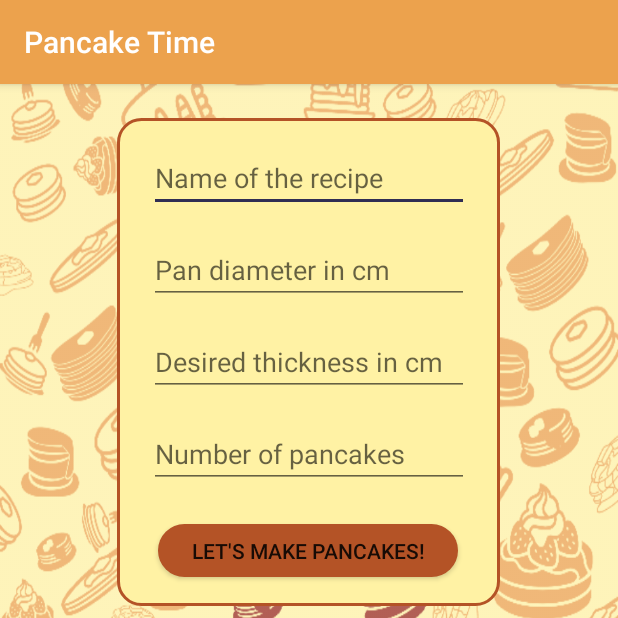
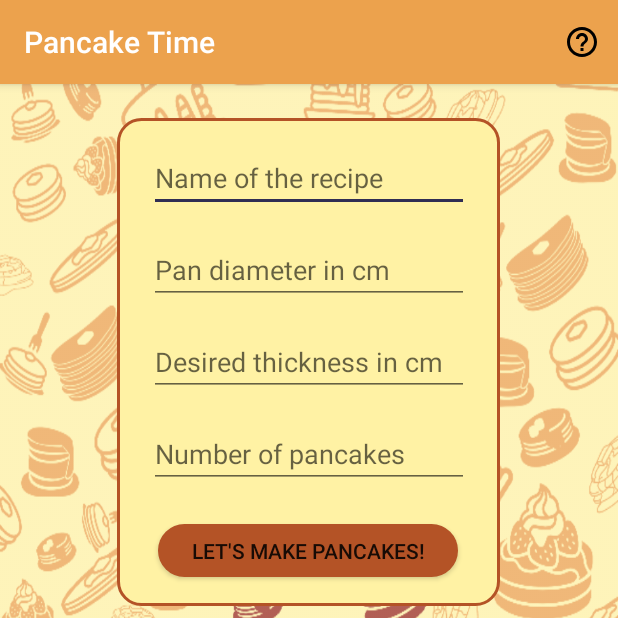
Before and after one commit to theothies/Perfect-Pancakes, an Android app: the screen it shows after launch (MainActivity), on a phone screen of 412 x 824 dp, the top half of it. Run offline under Robolectric (Android 15) with nearby library versions, the phone set to English and light mode, and no system bars; our stand-ins replace Room's generated code, navigation-ui.

Commit message:
Hinzufügen eines Buttons, bisher ohne Funktion

```diff
--- a/app/src/main/java/com/example/perfectpancakes/MainActivity.java
+++ b/app/src/main/java/com/example/perfectpancakes/MainActivity.java
@@ -2,6 +2,8 @@ package com.example.perfectpancakes;
 
 import android.os.AsyncTask;
 import android.os.Bundle;
+import android.view.Menu;
+import android.view.MenuInflater;
 
 import com.example.perfectpancakes.dao.PancakeDao;
 import com.example.perfectpancakes.models.Pancake;
@@ -18,7 +20,6 @@ import org.w3c.dom.Text;
 import java.text.DecimalFormat;
 
 public class MainActivity extends AppCompatActivity {
-    DecimalFormat formatter = new DecimalFormat("#");
 
 
     @Override
@@ -36,4 +37,11 @@ public class MainActivity extends AppCompatActivity {
         NavigationUI.setupWithNavController(navView, navController);
     }
 
+    @Override
+    public boolean onCreateOptionsMenu(Menu menu) {
+        MenuInflater inflater = getMenuInflater();
+        inflater.inflate(R.menu.mymenu, menu);
+        return true;
+    }
+
 }
--- /dev/null
+++ b/app/src/main/res/drawable/ic_help_outline_black_24dp.xml
@@ -0,0 +1,9 @@
+<vector xmlns:android="http://schemas.android.com/apk/res/android"
+        android:width="24dp"
+        android:height="24dp"
+        android:viewportWidth="24.0"
+        android:viewportHeight="24.0">
+    <path
+        android:fillColor="#FF000000"
+        android:pathData="M11,18h2v-2h-2v2zM12,2C6.48,2 2,6.48 2,12s4.48,10 10,10 10,-4.48 10,-10S17.52,2 12,2zM12,20c-4.41,0 -8,-3.59 -8,-8s3.59,-8 8,-8 8,3.59 8,8 -3.59,8 -8,8zM12,6c-2.21,0 -4,1.79 -4,4h2c0,-1.1 0.9,-2 2,-2s2,0.9 2,2c0,2 -3,1.75 -3,5h2c0,-2.25 3,-2.5 3,-5 0,-2.21 -1.79,-4 -4,-4z"/>
+</vector>
--- a/app/src/main/res/drawable/rounded_items.xml
+++ b/app/src/main/res/drawable/rounded_items.xml
@@ -2,8 +2,9 @@
 <shape xmlns:android="http://schemas.android.com/apk/res/android"
     android:shape="rectangle">
 
-    <solid android:color="@color/colorAccent40"/>
-    <stroke android:width="2dp" android:color="@color/colorAccent"/>
+    <padding android:bottom="4dp" android:top="4dp"/>
+    <solid android:color="@color/colorPrimaryDarkTrans"/>
+    <stroke android:width="4dp" android:color="@android:color/transparent"/>
     <corners android:radius="15dp"/>
 
 </shape>
--- a/app/src/main/res/layout/pancake_list_item.xml
+++ b/app/src/main/res/layout/pancake_list_item.xml
@@ -11,7 +11,7 @@
         android:layout_height="wrap_content"
         android:padding="4dp"
         android:textSize="30dp"
-        android:textColor="@color/colorPrimaryDark"/>
+        android:textColor="@android:color/white"/>
 
     <TextView
         android:id="@+id/list_item_date"
@@ -20,5 +20,5 @@
         android:padding="4dp"
         android:textSize="30dp"
         android:layout_marginBottom="4dp"
-        android:textColor="@color/colorPrimaryDark"/>
+        android:textColor="@android:color/white"/>
 </LinearLayout>
--- /dev/null
+++ b/app/src/main/res/menu/mymenu.xml
@@ -0,0 +1,10 @@
+<?xml version="1.0" encoding="utf-8"?>
+<menu xmlns:app="http://schemas.android.com/apk/res-auto"
+    xmlns:android="http://schemas.android.com/apk/res/android">
+    <item
+        android:id="@+id/action_cart"
+        android:icon="@drawable/ic_help_outline_black_24dp"
+        android:orderInCategory="100"
+        android:title="About"
+        app:showAsAction="ifRoom" />
+</menu>
--- a/app/src/main/res/values/colors.xml
+++ b/app/src/main/res/values/colors.xml
@@ -5,6 +5,7 @@
     <color name="colorTransparentWhite">#A6FFFFFF</color>
     <color name="colorPrimary">#eca24d</color>
     <color name="colorPrimaryDark">#b45326</color>
+    <color name="colorPrimaryDarkTrans">#A6B45326</color>
     <color name="colorAccent">#302e53</color>
-    <color name="colorAccent40">#66302e53</color>
+    <color name="colorAccent40">#99302E53</color>
 </resources>
```
